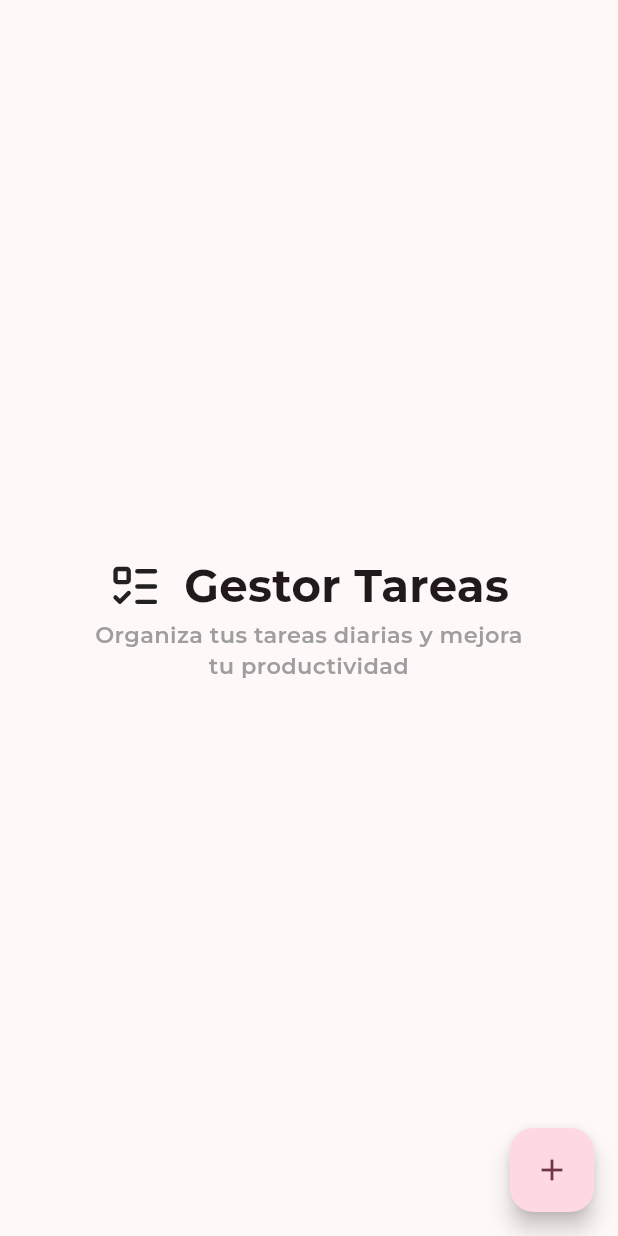
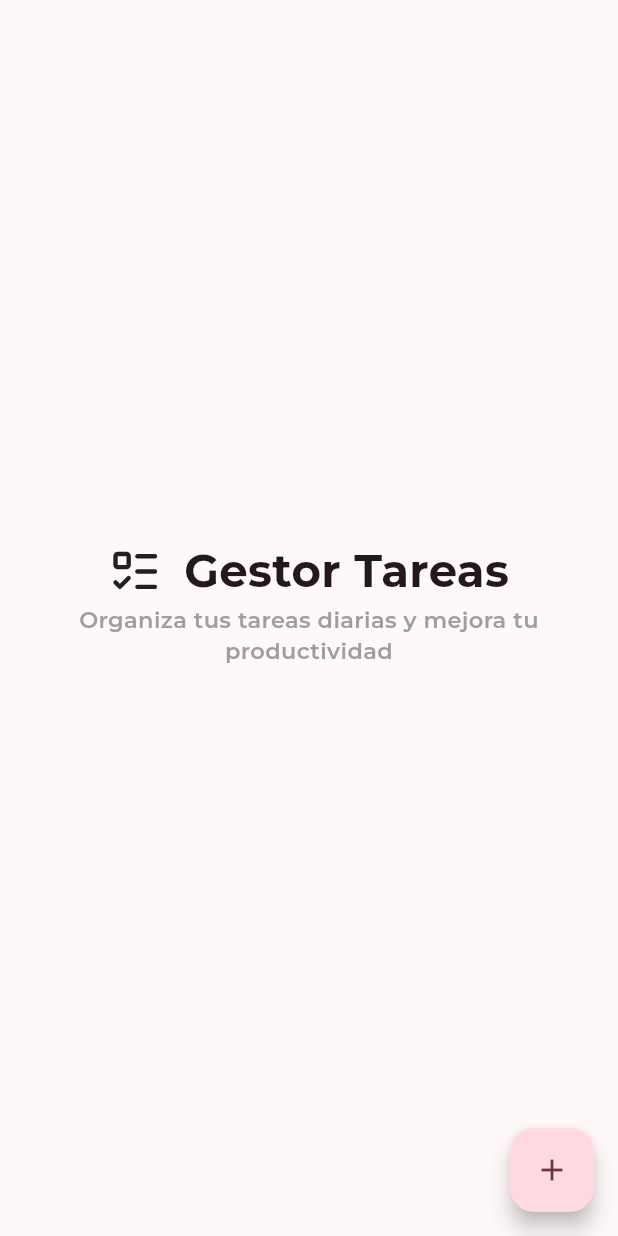
Before and after one commit to Laszlo-Caballero/crudflutter, a Flutter app: the screen it shows after launch, on a phone screen of 412 x 824 dp. Run offline on Flutter 3.47's test engine with Material 3 defaults, Android fonts, the phone set to English and light mode, and no system bars; our stand-ins replace google_fonts, hive_ce, hive_ce_flutter, lucide_icons_flutter; accounts and stored records are empty.

Commit message:
local storage

```diff
--- a/lib/main.dart
+++ b/lib/main.dart
@@ -1,9 +1,14 @@
+import 'package:crudflutter/components/todoItem.dart';
 import 'package:crudflutter/modal.dart';
-import 'package:crudflutter/models/Todo.dart';
+import 'package:crudflutter/models/todo.dart';
 import 'package:flutter/material.dart';
 import 'package:google_fonts/google_fonts.dart';
+import 'package:hive_ce_flutter/adapters.dart';
 import 'package:lucide_icons_flutter/lucide_icons.dart';
-void main() {
+void main() async {
+  await Hive.initFlutter();
+  Hive.registerAdapter(TodoAdapter());
+  await Hive.openBox<Todo>('TODOS');
   runApp(const MyApp());
 }
 
@@ -48,25 +53,21 @@ class MyHomePage extends StatefulWidget {
 }
 
 class _MyHomePageState extends State<MyHomePage> {
-  final List<Todo> _todos = [];
 
 
-  void _addTask() async {
-    final result = await showDialog<Todo>(context: context, builder: (ctx)=> CreateScreen());
-
-    if(result != null){
-      setState(() {
-        _todos.add(result);
-      });
-    }
+  void _addTask() {
+    showDialog(context: context, builder: (ctx)=> CreateScreen());
   }
 
   @override
   Widget build(BuildContext context) {
     return Scaffold(
-      body: Center(
+      body: ValueListenableBuilder(
+        valueListenable: Hive.box<Todo>('TODOS').listenable(),
+        builder: (context, Box<Todo>box, _){
+          return Center(
             child: Container(
-            padding: const EdgeInsets.all(60),
+                padding: const EdgeInsets.all(20),
                 child: Column(
                 mainAxisAlignment: MainAxisAlignment.center,
                 children: <Widget>[
@@ -92,9 +93,20 @@ class _MyHomePageState extends State<MyHomePage> {
                         fontWeight: FontWeight.w600,
                       ),
                     ),
+                    Container(
+                      margin: EdgeInsets.only(top: 20),
+                      child: Column(
+                        spacing: 10,
+                        children:
+                          box.values.map((todo)=> TodoItem(todo: todo
+                          )).toList()
+                      ),
+                    )
                 ],
               ),
             )
+          );
+        }
       ),
       floatingActionButton: FloatingActionButton(
         onPressed: _addTask,
--- a/lib/models/todo.dart
+++ b/lib/models/todo.dart
@@ -1,11 +1,32 @@
-class Todo{
+import 'package:hive_ce_flutter/adapters.dart';
+
+part 'todo.g.dart';
+
+@HiveType(typeId: 0)
+class Todo extends HiveObject{
+  @HiveField(0)
   String? id;
+
+  @HiveField(1)
   String title;
+
+  @HiveField(2)
   String description;
 
-  Todo({this.id, required this.title, required this.description}){
+  @HiveField(3)
+  bool isCompleted;
+
+  @HiveField(4)
+  DateTime? createdAt;
+
+  Todo({this.id, required this.title, required this.description, this.isCompleted = false, this.createdAt}) {
     if(id == null || id!.isEmpty){
       id = DateTime.now().toString();
     }
+    createdAt = DateTime.now();
+  }
+
+  changeCompleted(bool value) {
+    isCompleted = value;
   }
 }
--- a/pubspec.yaml
+++ b/pubspec.yaml
@@ -36,6 +36,10 @@ dependencies:
   cupertino_icons: ^1.0.8
   lucide_icons_flutter: ^3.0.7
   google_fonts: ^6.2.1
+  hive_ce: ^2.11.3
+  hive_ce_flutter: ^2.3.1
+  build_runner: ^2.6.0
+  hive_ce_generator: ^1.9.3
 
 dev_dependencies:
   flutter_test:
```
Also changed, not shown: lib/components/todoItem.dart (added, +100 -0 lines), lib/modal.dart (+5 -3 lines), lib/services/todoService.dart (added, +25 -0 lines), lib/hive_registrar.g.dart (added), lib/models/todo.g.dart (added), pubspec.lock. Lines whose indentation alone changed are shown as unchanged.
